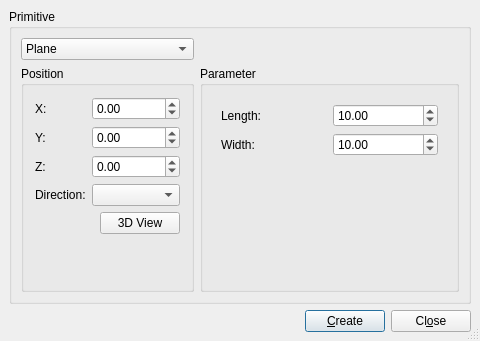
First picture: the form in src/Mod/Part/Gui/DlgPrimitives.ui, repository berndhahnebach/All_FreeCAD, before the edit.
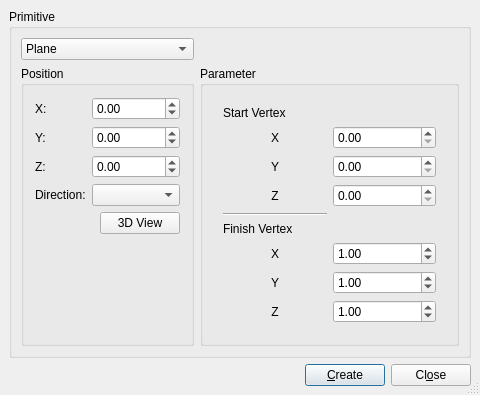
Second picture: the form after the edit. The open tabs and pages were chosen to show the change.

Commit message: 0000536: Parametric Edge in Part wb via create primitives dialogue gui

```diff
--- a/src/Mod/Part/Gui/DlgPrimitives.ui
+++ b/src/Mod/Part/Gui/DlgPrimitives.ui
@@ -1322,6 +1322,143 @@
              </layout>
             </widget>
            </widget>
+           <widget class="QWidget" name="page11_edge">
+            <layout class="QGridLayout" name="gridLayout_6">
+             <item row="0" column="0">
+              <layout class="QGridLayout" name="gridLayout_5">
+               <item row="1" column="0">
+                <widget class="QLabel" name="X1">
+                 <property name="text">
+                  <string>X</string>
+                 </property>
+                 <property name="alignment">
+                  <set>Qt::AlignCenter</set>
+                 </property>
+                </widget>
+               </item>
+               <item row="2" column="0">
+                <widget class="QLabel" name="Y1">
+                 <property name="text">
+                  <string>Y</string>
+                 </property>
+                 <property name="alignment">
+                  <set>Qt::AlignCenter</set>
+                 </property>
+                </widget>
+               </item>
+               <item row="3" column="0">
+                <widget class="QLabel" name="Z1">
+                 <property name="text">
+                  <string>Z</string>
+                 </property>
+                 <property name="alignment">
+                  <set>Qt::AlignCenter</set>
+                 </property>
+                </widget>
+               </item>
+               <item row="4" column="0">
+                <widget class="Line" name="line_6">
+                 <property name="orientation">
+                  <enum>Qt::Horizontal</enum>
+                 </property>
+                </widget>
+               </item>
+               <item row="5" column="0">
+                <widget class="QLabel" name="Finish_Vertex">
+                 <property name="text">
+                  <string>Finish Vertex</string>
+                 </property>
+                 <property name="alignment">
+                  <set>Qt::AlignLeading|Qt::AlignLeft|Qt::AlignVCenter</set>
+                 </property>
+                </widget>
+               </item>
+               <item row="0" column="0">
+                <widget class="QLabel" name="Start_Vertex">
+                 <property name="text">
+                  <string>Start Vertex</string>
+                 </property>
+                </widget>
+               </item>
+               <item row="6" column="0">
+                <widget class="QLabel" name="X2">
+                 <property name="text">
+                  <string>X</string>
+                 </property>
+                 <property name="alignment">
+                  <set>Qt::AlignCenter</set>
+                 </property>
+                </widget>
+               </item>
+               <item row="7" column="0">
+                <widget class="QLabel" name="Y2">
+                 <property name="text">
+                  <string>Y</string>
+                 </property>
+                 <property name="alignment">
+                  <set>Qt::AlignCenter</set>
+                 </property>
+                </widget>
+               </item>
+               <item row="8" column="0">
+                <widget class="QLabel" name="Z2">
+                 <property name="text">
+                  <string>Z</string>
+                 </property>
+                 <property name="alignment">
+                  <set>Qt::AlignCenter</set>
+                 </property>
+                </widget>
+               </item>
+               <item row="1" column="1">
+                <widget class="QDoubleSpinBox" name="edgeX1">
+                 <property name="value">
+                  <double>0.000000000000000</double>
+                 </property>
+                </widget>
+               </item>
+               <item row="2" column="1">
+                <widget class="QDoubleSpinBox" name="edgeY1">
+                 <property name="value">
+                  <double>0.000000000000000</double>
+                 </property>
+                </widget>
+               </item>
+               <item row="3" column="1">
+                <widget class="QDoubleSpinBox" name="edgeZ1">
+                 <property name="suffix">
+                  <string/>
+                 </property>
+                 <property name="value">
+                  <double>0.000000000000000</double>
+                 </property>
+                </widget>
+               </item>
+               <item row="6" column="1">
+                <widget class="QDoubleSpinBox" name="edgeX2">
+                 <property name="value">
+                  <double>1.000000000000000</double>
+                 </property>
+                </widget>
+               </item>
+               <item row="7" column="1">
+                <widget class="QDoubleSpinBox" name="edgeY2">
+                 <property name="value">
+                  <double>1.000000000000000</double>
+                 </property>
+                </widget>
+               </item>
+               <item row="8" column="1">
+                <widget class="QDoubleSpinBox" name="edgeZ2">
+                 <property name="value">
+                  <double>1.000000000000000</double>
+                 </property>
+                </widget>
+               </item>
+              </layout>
+             </item>
+            </layout>
+           </widget>
           </widget>
          </item>
         </layout>
```
Left out of the diff: 34 changed lines with no effect on the pictures. The commit also changes 4 other files.
